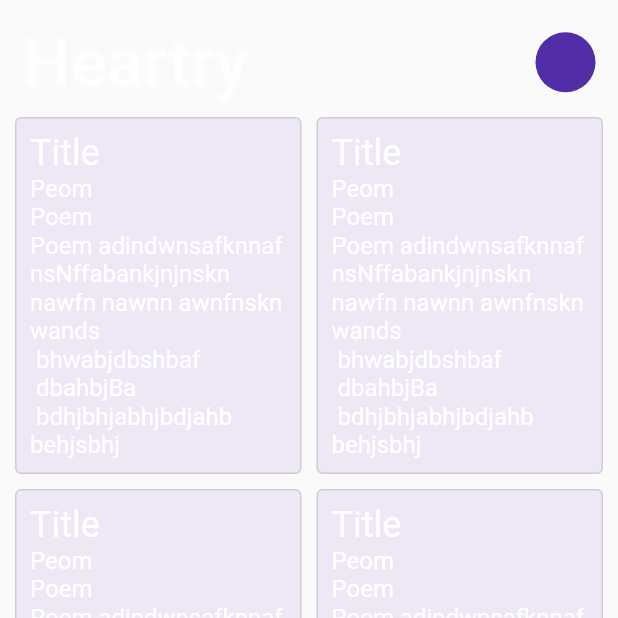
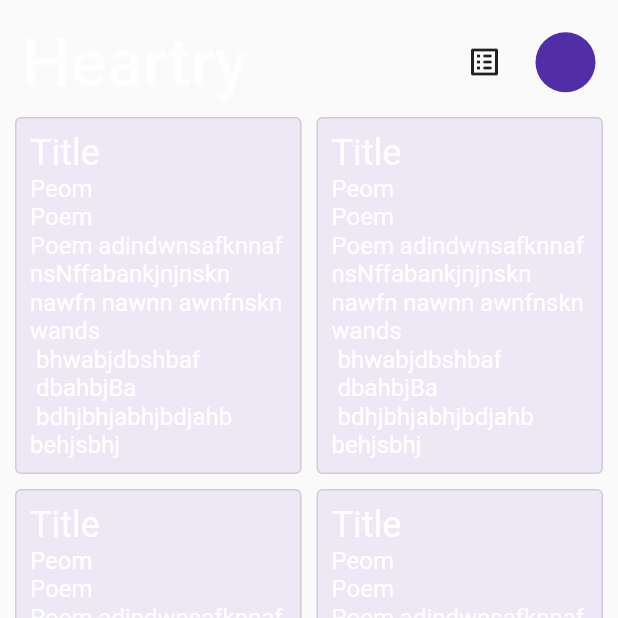
Before and after one commit to SirusCodes/Heartry, a Flutter app: the screen it shows after launch, on a phone screen of 412 x 824 dp, the top half of it. Run offline on Flutter 3.47's test engine with Material 2 defaults, Android fonts, the phone set to English and light mode, and no system bars; our stand-ins replace flutter_riverpod.

Commit message:
added grid and list support

```diff
--- a/analysis_options.yaml
+++ b/analysis_options.yaml
@@ -8,3 +8,4 @@ linter:
     lines_longer_than_80_chars: true
     curly_braces_in_flow_control_structures: false
     sort_pub_dependencies: false
+    prefer_if_elements_to_conditional_expressions: false
--- a/lib/main.dart
+++ b/lib/main.dart
@@ -1,8 +1,10 @@
 import 'package:flutter/material.dart';
-import 'package:heartry/screens/poems_screen/poems_screen.dart';
+import 'package:flutter_riverpod/all.dart';
+
+import 'screens/poems_screen/poems_screen.dart';
 
 void main() {
-  runApp(MyApp());
+  runApp(ProviderScope(child: MyApp()));
 }
 
 class MyApp extends StatelessWidget {
--- /dev/null
+++ b/lib/providers/list_grid_provider.dart
@@ -0,0 +1,3 @@
+import 'package:flutter_riverpod/flutter_riverpod.dart';
+
+final listGridProvider = StateProvider<bool>((ref) => true);
--- a/lib/screens/poems_screen/poems_screen.dart
+++ b/lib/screens/poems_screen/poems_screen.dart
@@ -1,5 +1,7 @@
 import 'package:flutter/material.dart';
+import 'package:flutter_riverpod/flutter_riverpod.dart';
 import 'package:flutter_staggered_grid_view/flutter_staggered_grid_view.dart';
+import 'package:heartry/providers/list_grid_provider.dart';
 
 import '../../widgets/c_bottom_app_bar.dart';
 import 'widgets/c_app_bar.dart';
@@ -12,12 +14,16 @@ class PoemScreen extends StatelessWidget {
   Widget build(BuildContext context) {
     return Scaffold(
       body: SafeArea(
-        child: CustomScrollView(
+        child: Consumer(
+          builder: (context, watch, child) {
+            final _isList = watch(listGridProvider).state;
+            return CustomScrollView(
               slivers: [
                 const SliverToBoxAdapter(
                   child: CAppBar(),
                 ),
-            SliverToBoxAdapter(
+                _isList
+                    ? SliverToBoxAdapter(
                         child: StaggeredGridView.countBuilder(
                           shrinkWrap: true,
                           padding: const EdgeInsets.all(10),
@@ -25,14 +31,31 @@ class PoemScreen extends StatelessWidget {
                           crossAxisCount: 2,
                           mainAxisSpacing: 10,
                           crossAxisSpacing: 10,
-                staggeredTileBuilder: (index) => const StaggeredTile.fit(1),
+                          staggeredTileBuilder: (index) =>
+                              const StaggeredTile.fit(1),
                           itemCount: 10,
                           itemBuilder: (context, index) {
                             return const PoemCard();
                           },
                         ),
+                      )
+                    : SliverList(
+                        delegate: SliverChildBuilderDelegate(
+                          (context, index) {
+                            return const Padding(
+                              padding: EdgeInsets.symmetric(
+                                horizontal: 10,
+                                vertical: 5,
+                              ),
+                              child: PoemCard(),
+                            );
+                          },
+                          childCount: 10,
+                        ),
                       ),
               ],
+            );
+          },
         ),
       ),
       floatingActionButton: FloatingActionButton(
--- a/lib/screens/poems_screen/widgets/c_app_bar.dart
+++ b/lib/screens/poems_screen/widgets/c_app_bar.dart
@@ -1,4 +1,6 @@
 import 'package:flutter/material.dart';
+import 'package:flutter_riverpod/flutter_riverpod.dart';
+import 'package:heartry/providers/list_grid_provider.dart';
 
 class CAppBar extends StatelessWidget {
   const CAppBar({Key key}) : super(key: key);
@@ -21,6 +23,22 @@ class CAppBar extends StatelessWidget {
                 .headline3
                 .copyWith(fontWeight: FontWeight.w500),
           ),
+          const Spacer(),
+          IconButton(
+            onPressed: () {
+              context.read(listGridProvider).state =
+                  !context.read(listGridProvider).state;
+            },
+            icon: Consumer(
+              builder: (context, watch, child) {
+                final _isList = watch(listGridProvider).state;
+                return _isList
+                    ? const Icon(Icons.list_alt_rounded)
+                    : const Icon(Icons.grid_view);
+              },
+            ),
+          ),
+          const SizedBox(width: 10),
           const CircleAvatar()
         ],
       ),
--- a/pubspec.yaml
+++ b/pubspec.yaml
@@ -24,6 +24,7 @@ dependencies:
   flutter:
     sdk: flutter
   cupertino_icons: ^1.0.1
+  flutter_riverpod: ^0.12.1
   flutter_staggered_grid_view: ^0.3.3
 
 dev_dependencies:
```
Also changed, not shown: pubspec.lock. Lines whose indentation alone changed are shown as unchanged.
